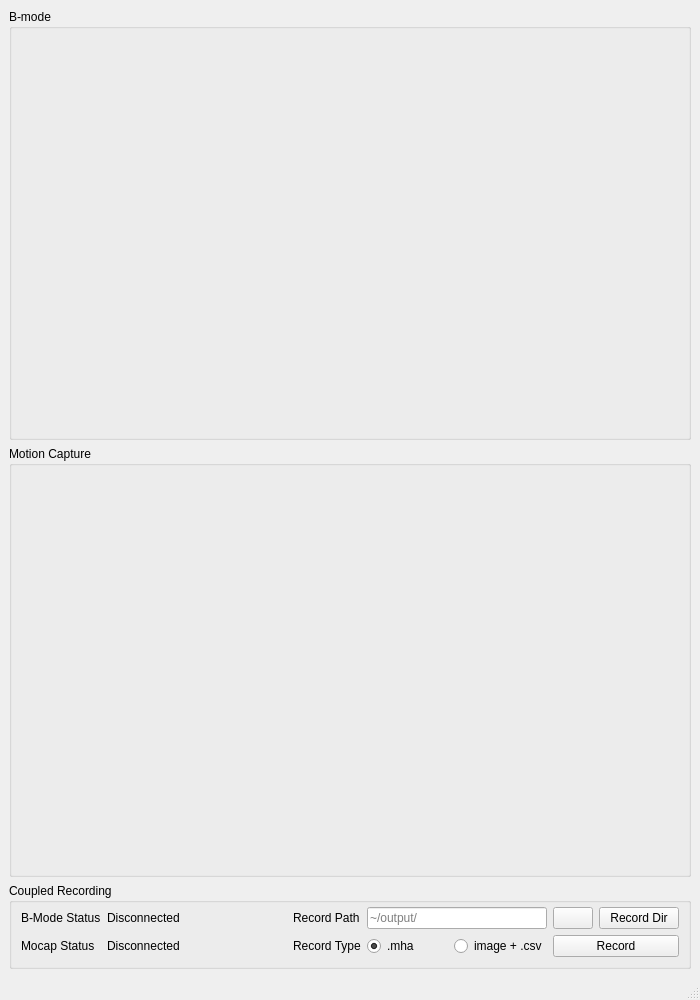
Qt form ui/app_acquisition.ui (dacvm/BmodeMocapIntegration) before a commit.
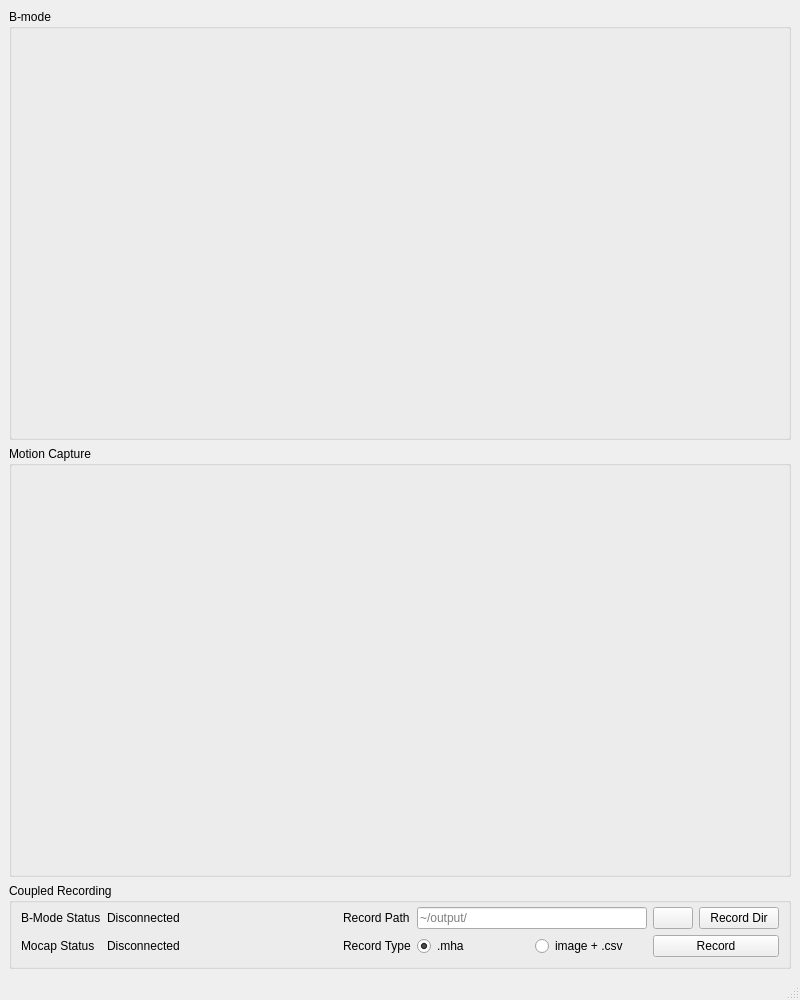
The same form after that commit. Icons and pictures are not drawn.

```diff
--- a/ui/app_acquisition.ui
+++ b/ui/app_acquisition.ui
@@ -6,7 +6,7 @@
    <rect>
     <x>0</x>
     <y>0</y>
-    <width>700</width>
+    <width>800</width>
     <height>1000</height>
    </rect>
   </property>
```
Left out of the diff: 2 changed lines with no effect on the pictures.
